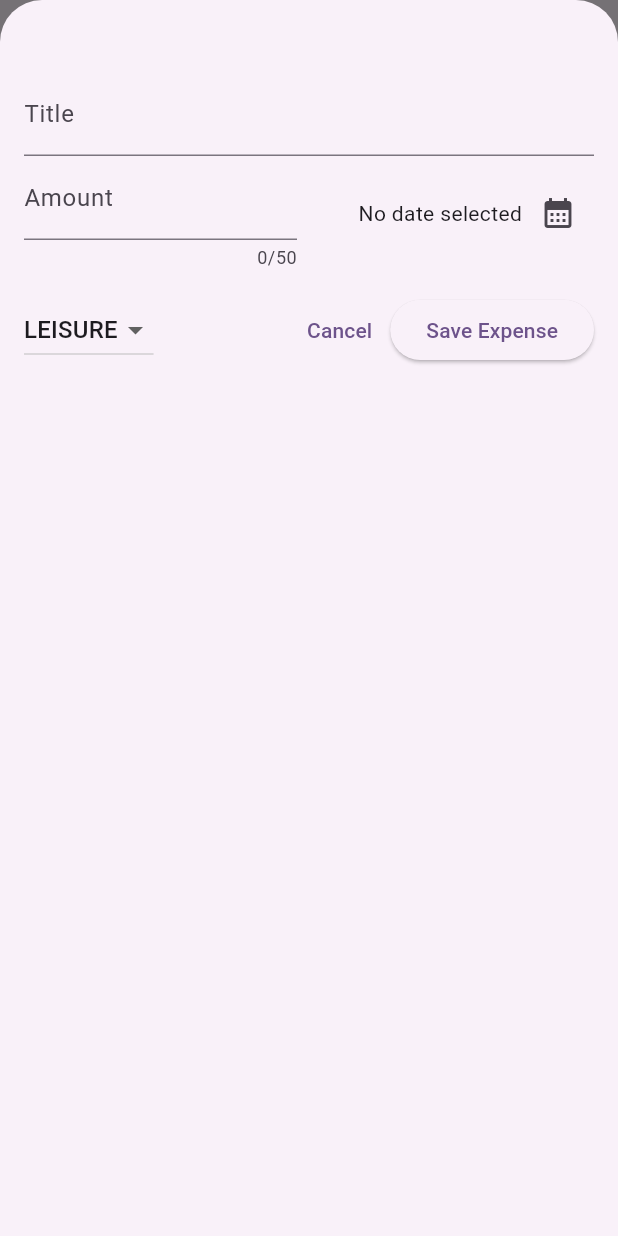
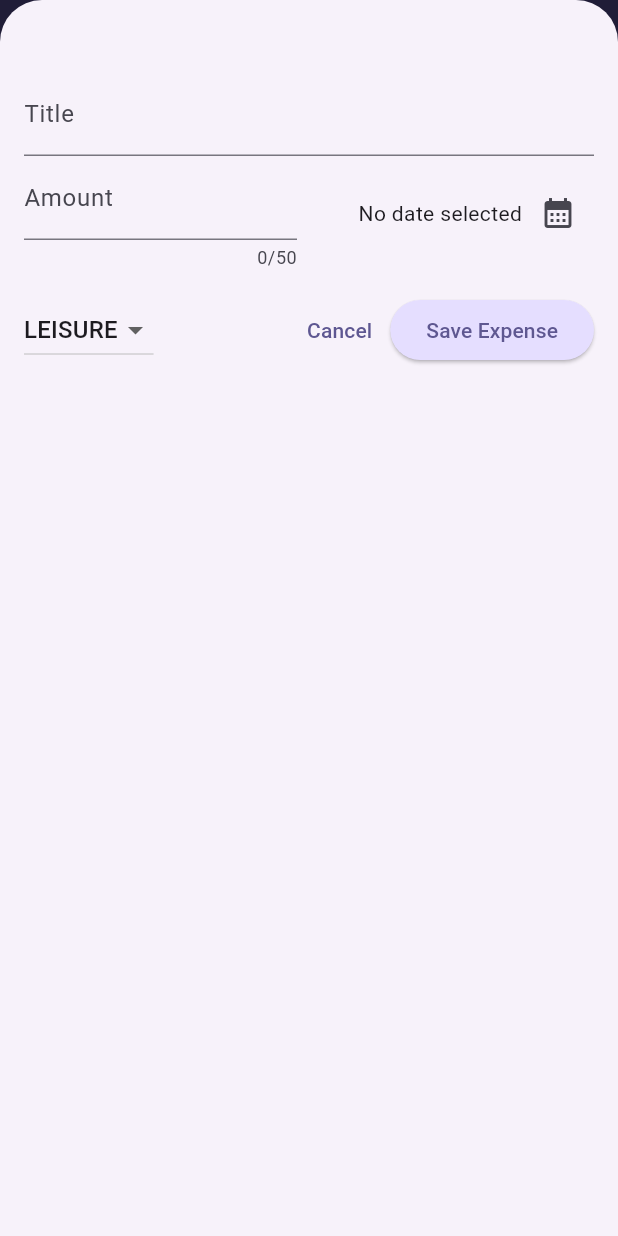
Before and after one commit to EduardoCastillo87/expense_tracker_max, a Flutter app: the screen it shows after launch, after a tap on the "add" icon, on a phone screen of 412 x 824 dp. Run offline on Flutter 3.47's test engine with Material 3 defaults, Android fonts, the phone set to English and light mode, and no system bars.

Commit message:
Enhance app theme with Material 3 support, update color scheme, and improve ExpenseItem styling; add dismiss background to ExpensesList for better user feedback.

```diff
--- a/lib/main.dart
+++ b/lib/main.dart
@@ -2,13 +2,36 @@ import 'package:flutter/material.dart';
 import 'package:expense_tracker_max/widgets/expenses.dart';
 
 var kColorScheme = ColorScheme.fromSeed(
-  seedColor: const Color.fromARGB(255, 150, 80, 230),
+  seedColor: Color.fromARGB(255, 101, 90, 181),
 );
 
 void main() {
   runApp(
     MaterialApp(
-      theme: ThemeData().copyWith(colorScheme: kColorScheme),
+      theme: ThemeData().copyWith(
+        useMaterial3: true,
+        colorScheme: kColorScheme,
+        appBarTheme: const AppBarTheme().copyWith(
+          backgroundColor: kColorScheme.onPrimaryContainer,
+          foregroundColor: kColorScheme.primaryContainer,
+        ),
+        cardTheme: const CardThemeData().copyWith(
+          color: kColorScheme.secondaryContainer,
+          margin: const EdgeInsets.symmetric(horizontal: 16, vertical: 8),
+        ),
+        elevatedButtonTheme: ElevatedButtonThemeData(
+          style: ElevatedButton.styleFrom(
+            backgroundColor: kColorScheme.primaryContainer,
+          ),
+        ),
+        textTheme: ThemeData().textTheme.copyWith(
+          titleLarge: TextStyle(
+            fontWeight: FontWeight.normal,
+            color: kColorScheme.onSecondaryContainer,
+            fontSize: 14,
+          ),
+        ),
+      ),
       home: const Expenses(),
     ),
   );
--- a/lib/widgets/expenses_list/expense_item.dart
+++ b/lib/widgets/expenses_list/expense_item.dart
@@ -12,8 +12,9 @@ class ExpenseItem extends StatelessWidget {
       child: Padding(
         padding: const EdgeInsets.symmetric(horizontal: 20, vertical: 16),
         child: Column(
+          crossAxisAlignment: CrossAxisAlignment.start,
           children: [
-            Text(expense.title),
+            Text(expense.title, style: Theme.of(context).textTheme.titleLarge),
             const SizedBox(height: 4),
             Row(
               children: [
--- a/lib/widgets/expenses_list/expenses_list.dart
+++ b/lib/widgets/expenses_list/expenses_list.dart
@@ -18,6 +18,12 @@ class ExpensesList extends StatelessWidget {
       itemCount: expenses.length,
       itemBuilder: (ctx, index) => Dismissible(
         key: ValueKey(expenses[index]),
+        background: Container(
+          color: Theme.of(context).colorScheme.error.withOpacity(0.75),
+          margin: EdgeInsets.symmetric(
+            horizontal: Theme.of(context).cardTheme.margin!.horizontal,
+          ),
+        ),
         onDismissed: (direction) {
           onRemoveExpense(expenses[index]);
         },
```
